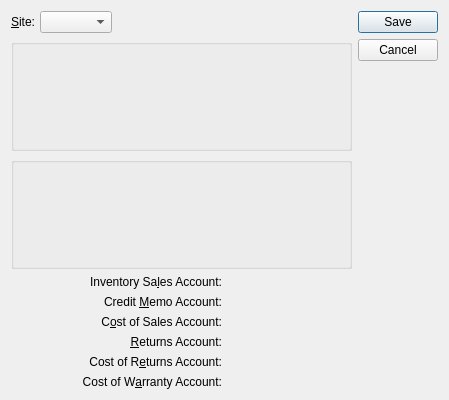
Old version of the form xtuple/trunk/guiclient/salesAccount.ui in the repository WooodHead/xtuple.
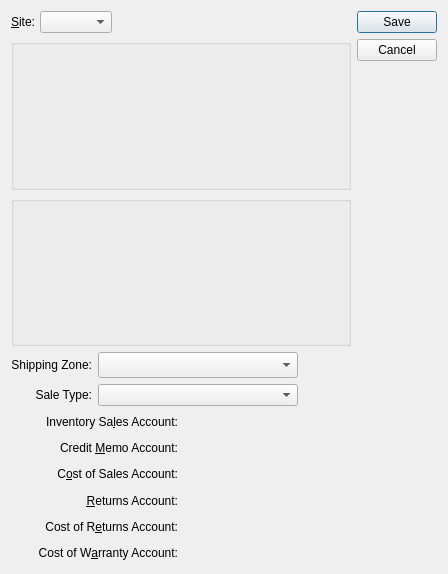
New version of the form. Custom widgets are drawn as their Qt base class.

Commit message: Issue #18492:add shipzone and saletype to sales account assignment

```diff
--- a/xtuple/trunk/guiclient/salesAccount.ui
+++ b/xtuple/trunk/guiclient/salesAccount.ui
@@ -13,14 +13,14 @@
    <rect>
     <x>0</x>
     <y>0</y>
-    <width>449</width>
-    <height>400</height>
+    <width>448</width>
+    <height>574</height>
    </rect>
   </property>
   <property name="windowTitle">
    <string>Sales Account Assignment</string>
   </property>
-  <layout class="QGridLayout" name="gridLayout">
+  <layout class="QGridLayout" name="gridLayout_2">
    <item row="0" column="0">
     <layout class="QHBoxLayout">
      <property name="spacing">
@@ -94,7 +94,74 @@
      </property>
     </widget>
    </item>
-   <item row="3" column="0" colspan="2">
+   <item row="3" column="0">
+    <layout class="QHBoxLayout" name="horizontalLayout">
+     <item>
+      <layout class="QGridLayout" name="gridLayout">
+       <item row="0" column="0">
+        <widget class="QLabel" name="_shippingZonesLit">
+         <property name="text">
+          <string>Shipping Zone:</string>
+         </property>
+         <property name="alignment">
+          <set>Qt::AlignRight|Qt::AlignTrailing|Qt::AlignVCenter</set>
+         </property>
+        </widget>
+       </item>
+       <item row="0" column="1">
+        <widget class="XComboBox" name="_shippingZones">
+         <property name="minimumSize">
+          <size>
+           <width>200</width>
+           <height>26</height>
+          </size>
+         </property>
+         <property name="allowNull">
+          <bool>false</bool>
+         </property>
+         <property name="nullStr">
+          <string/>
+         </property>
+        </widget>
+       </item>
+       <item row="1" column="0">
+        <widget class="QLabel" name="_saleTypesLit">
+         <property name="text">
+          <string>Sale Type:</string>
+         </property>
+         <property name="alignment">
+          <set>Qt::AlignRight|Qt::AlignTrailing|Qt::AlignVCenter</set>
+         </property>
+        </widget>
+       </item>
+       <item row="1" column="1">
+        <widget class="XComboBox" name="_saleTypes">
+         <property name="allowNull">
+          <bool>false</bool>
+         </property>
+         <property name="nullStr">
+          <string/>
+         </property>
+        </widget>
+       </item>
+      </layout>
+     </item>
+     <item>
+      <spacer name="horizontalSpacer">
+       <property name="orientation">
+        <enum>Qt::Horizontal</enum>
+       </property>
+       <property name="sizeHint" stdset="0">
+        <size>
+         <width>40</width>
+         <height>20</height>
+        </size>
+       </property>
+      </spacer>
+     </item>
+    </layout>
+   </item>
+   <item row="4" column="0">
     <layout class="QGridLayout">
      <item row="0" column="0">
       <widget class="QLabel" name="_salesLit">
```
Left out of the diff: 9 changed lines with no effect on the pictures. The commit also changes 23 other files.
